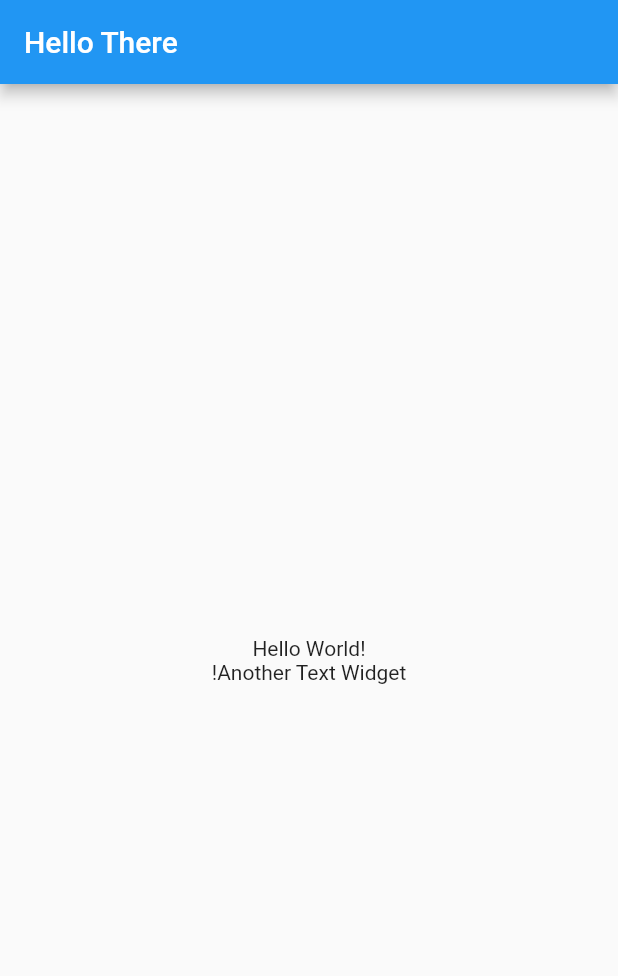
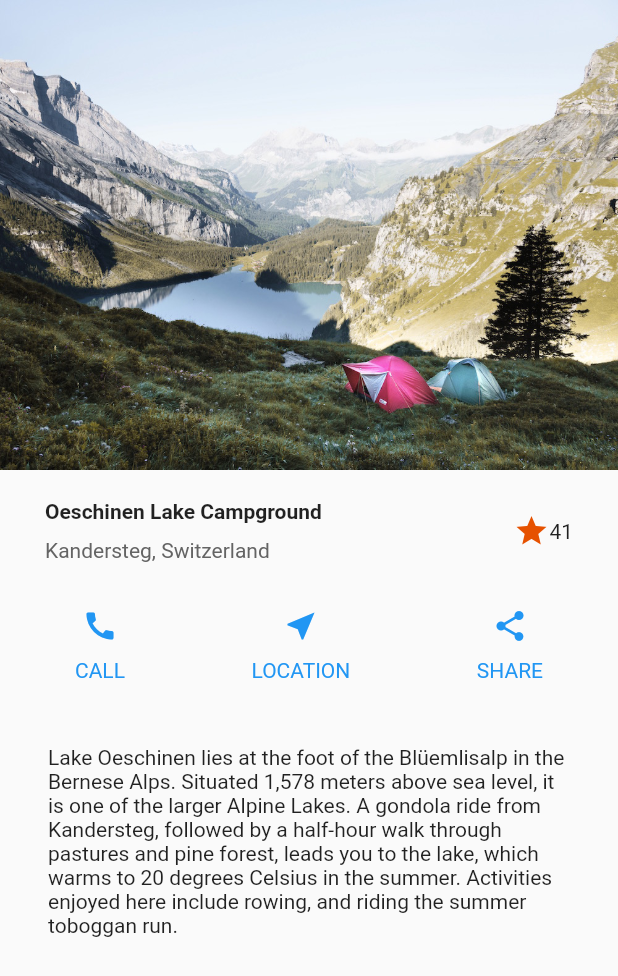
Before and after one commit to Gaurav4604/flutterRepo, a Flutter app: the screen it shows after launch, on a phone screen of 412 x 824 dp. Shown: the top 976 px of the screen. Run offline on Flutter 3.47's test engine with Material 2 defaults, Android fonts, the light colour scheme and no system bars; our stand-ins replace camera, flutter_spinkit, sqflite; accounts and stored records are empty.

Commit message:
layout doc completed

```diff
--- a/flutter-new/test_app/lib/main.dart
+++ b/flutter-new/test_app/lib/main.dart
@@ -7,29 +7,101 @@ void main() {
 class MyApp extends StatelessWidget {
   const MyApp({super.key});
 
+  Column _buildButtonSection(Color color, IconData icon, String text) {
+    return Column(
+      mainAxisSize: MainAxisSize.min,
+      children: [
+        Icon(icon, color: color),
+        Container(
+          margin: const EdgeInsets.only(top: 10),
+        ),
+        Text(
+          text,
+          style: TextStyle(color: color),
+        )
+      ],
+    );
+  }
+
   @override
   Widget build(BuildContext context) {
+    Widget buttonSection = Container(
+      padding: const EdgeInsets.symmetric(vertical: 10, horizontal: 50),
+      child: Row(
+        mainAxisAlignment: MainAxisAlignment.spaceBetween,
+        children: [
+          _buildButtonSection(
+              Theme.of(context).primaryColor, Icons.call, "CALL"),
+          _buildButtonSection(
+              Theme.of(context).primaryColor, Icons.near_me, "LOCATION"),
+          _buildButtonSection(
+              Theme.of(context).primaryColor, Icons.share, "SHARE"),
+        ],
+      ),
+    );
+
+    Widget textSection = Container(
+      padding: const EdgeInsets.all(32),
+      child: const Text(
+        'Lake Oeschinen lies at the foot of the Blüemlisalp in the Bernese '
+        'Alps. Situated 1,578 meters above sea level, it is one of the '
+        'larger Alpine Lakes. A gondola ride from Kandersteg, followed by a '
+        'half-hour walk through pastures and pine forest, leads you to the '
+        'lake, which warms to 20 degrees Celsius in the summer. Activities '
+        'enjoyed here include rowing, and riding the summer toboggan run.',
+        softWrap: true,
+      ),
+    );
+
+    Widget titleRow = Container(
+      padding: const EdgeInsets.symmetric(horizontal: 20, vertical: 20),
+      margin: const EdgeInsets.symmetric(horizontal: 10),
+      child: Row(
+        children: [
+          Expanded(
+              child: Column(
+            mainAxisAlignment: MainAxisAlignment.start,
+            crossAxisAlignment: CrossAxisAlignment.start,
+            children: [
+              const Text(
+                "Oeschinen Lake Campground",
+                style: TextStyle(fontWeight: FontWeight.w700),
+              ),
+              Container(
+                margin: EdgeInsets.only(top: 10),
+              ),
+              const Text(
+                "Kandersteg, Switzerland",
+                style: TextStyle(color: Color.fromRGBO(100, 100, 100, 1)),
+              ),
+            ],
+          )),
+          Row(
+            children: [
+              Icon(
+                Icons.star,
+                color: Colors.orange[900],
+              ),
+              const Text("41")
+            ],
+          )
+        ],
+      ),
+    );
+
     return MaterialApp(
-        title: "First App after long time",
+        title: "First Layout!",
         debugShowCheckedModeBanner: false,
         home: Scaffold(
-          appBar: AppBar(
-            title: const Text("Hello There"),
-          ),
-          body: const Center(
-            child: Column(
-              mainAxisAlignment: MainAxisAlignment.center,
-              children: [
-                Text(
-                  "Hello World!",
-                  textDirection: TextDirection.ltr,
-                ),
-                Text(
-                  "Another Text Widget!",
-                  textDirection: TextDirection.rtl,
-                ),
-              ],
-            ),
+          body: Column(
+            mainAxisAlignment: MainAxisAlignment.start,
+            crossAxisAlignment: CrossAxisAlignment.center,
+            children: [
+              Image.asset("images/lake.jpg", fit: BoxFit.fill),
+              titleRow,
+              buttonSection,
+              textSection
+            ],
           ),
         ));
   }
--- a/flutter-new/test_app/pubspec.yaml
+++ b/flutter-new/test_app/pubspec.yaml
@@ -60,9 +60,8 @@ flutter:
   uses-material-design: true
 
   # To add assets to your application, add an assets section, like this:
-  # assets:
-  #   - images/a_dot_burr.jpeg
-  #   - images/a_dot_ham.jpeg
+  assets:
+    - images/lake.jpg
 
   # An image asset can refer to one or more resolution-specific "variants", see
   # https://flutter.dev/assets-and-images/#resolution-aware
```
Also changed, not shown: flutter-new/test_app/images/lake.jpg (added).
